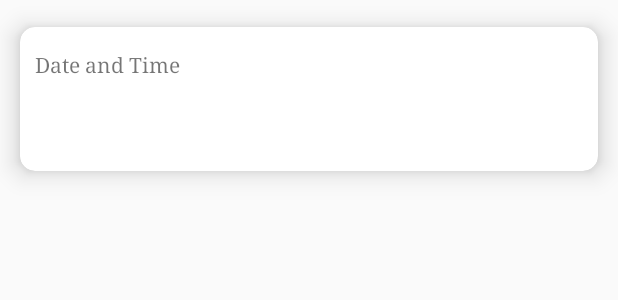
After one commit to m-shelke/Firebase-Video-Streaming-App, an Android app: the layout item_comments.xml on its own in the app's theme, with its tools: preview values and no code run, on a phone screen of 412 x 824 dp. The commit adds this screen. Shown: the top 300 px of the screen. Run offline under Robolectric (Android 15) with nearby library versions, the phone set to English and light mode, and no system bars.

Commit message:
Comments on Video functionality

```diff
--- /dev/null
+++ b/app/src/main/java/com/example/firebasevideostreamingapp/CommentsViewHolder.java
@@ -0,0 +1,4 @@
+package com.example.firebasevideostreamingapp;
+
+public class CommentsViewHolder {
+}
--- a/app/src/main/java/com/example/firebasevideostreamingapp/ProfileActivity.java
+++ b/app/src/main/java/com/example/firebasevideostreamingapp/ProfileActivity.java
@@ -110,8 +110,6 @@ public class ProfileActivity extends AppCompatActivity {
 
             }
         });
-
-
         super.onStart();
     }
 }
--- /dev/null
+++ b/app/src/main/res/layout/item_comments.xml
@@ -0,0 +1,43 @@
+<?xml version="1.0" encoding="utf-8"?>
+<androidx.cardview.widget.CardView xmlns:android="http://schemas.android.com/apk/res/android"
+    xmlns:app="http://schemas.android.com/apk/res-auto"
+    android:layout_width="match_parent"
+    android:layout_height="wrap_content"
+    app:cardCornerRadius="10dp"
+    app:cardElevation="10dp"
+    app:cardPreventCornerOverlap="true"
+    app:cardUseCompatPadding="true">
+
+    <LinearLayout
+        android:layout_width="match_parent"
+        android:layout_height="match_parent"
+        android:orientation="vertical"
+        android:padding="10dp">
+
+        <TextView
+            android:id="@+id/item_comment_dateTime"
+            android:layout_width="match_parent"
+            android:layout_height="wrap_content"
+            android:layout_gravity="start"
+            android:layout_marginTop="5dp"
+            android:text="Date and Time"
+            android:typeface="serif" />
+
+        <TextView
+            android:id="@+id/item_comment_lorem"
+            android:layout_width="match_parent"
+            android:layout_height="wrap_content"
+            android:layout_gravity="start"
+            android:layout_marginLeft="28dp"
+            android:layout_marginTop="0dp"
+            android:gravity="center_vertical"
+            android:text="Lorem ipsum dolor sit amet, consectetur adipiscing elit, sed do eiusmod tempor incididunt ut labore et dolore magna aliqua."
+            android:textColor="@color/white"
+            android:textStyle="bold"
+            android:typeface="serif" />
+
+
+    </LinearLayout>
+
+
+</androidx.cardview.widget.CardView>
--- a/app/src/main/res/layout/item_video.xml
+++ b/app/src/main/res/layout/item_video.xml
@@ -80,7 +80,7 @@
             android:layout_width="wrap_content"
             android:layout_height="wrap_content"
             android:gravity="center"
-            android:text="20"
+            android:text="0"
             android:textAlignment="center"
             android:textColor="#000000"
             android:typeface="serif"
```
Also changed, not shown: app/src/main/java/com/example/firebasevideostreamingapp/CommentActivity.java (+49 -3 lines), app/src/main/java/com/example/firebasevideostreamingapp/Comments.java (added, +43 -0 lines), app/src/main/java/com/example/firebasevideostreamingapp/ShowVideoActivity.java (+15 -15 lines), app/src/main/java/com/example/firebasevideostreamingapp/VideoViewHolder.java (renamed from app/src/main/java/com/example/firebasevideostreamingapp/ViewHolder.java, +67 -48 lines).
